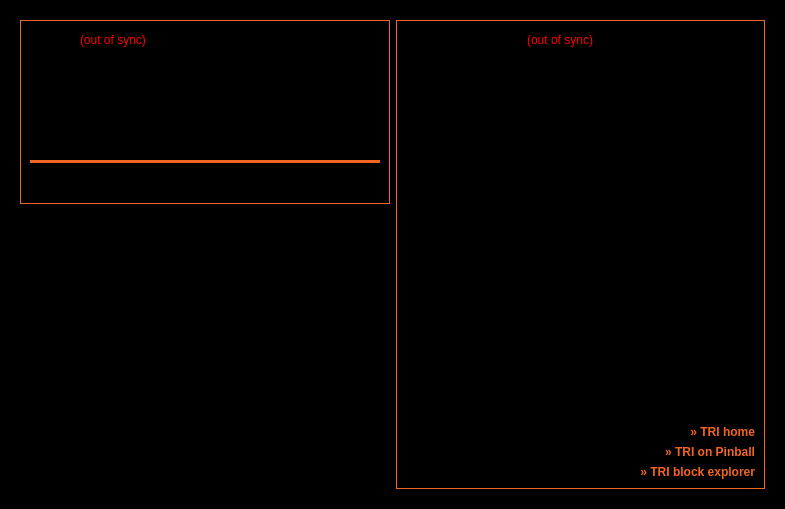
Above: src/qt/forms/overviewpage.ui from SamiAhmed7777/triangles_v5 before the change. Below: the same form after it.
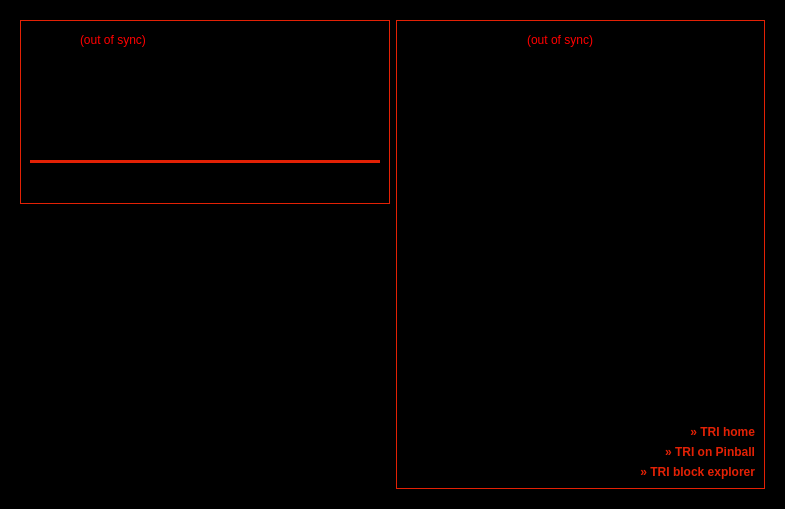
That is the form after the change. Icons and pictures are not drawn.

Commit message: qt: align wallet brand colors with logo (#e32105)

What changed in the file:
```diff
--- a/src/qt/forms/overviewpage.ui
+++ b/src/qt/forms/overviewpage.ui
@@ -450,7 +450,7 @@
          <widget class="QFrame" name="frame">
           <property name="styleSheet">
            <string notr="true">#frame {
-	border: 1px solid #f26522;
+	border: 1px solid #e32105;
 	}</string>
           </property>
           <property name="frameShape">
@@ -635,7 +635,7 @@
               <widget class="Line" name="line">
                <property name="styleSheet">
                 <string notr="true">#line {
-	border: 2px solid #f26522;
+	border: 2px solid #e32105;
 	}</string>
                </property>
                <property name="orientation">
@@ -727,7 +727,7 @@
          <widget class="QFrame" name="frame_2">
           <property name="styleSheet">
            <string notr="true">#frame_2 {
-	border: 1px solid #f26522;
+	border: 1px solid #e32105;
 	}
 </string>
           </property>
@@ -808,10 +808,10 @@
              <property name="text">
               <string>&lt;head&gt;
 	&lt;style type=&quot;text/css&quot; media=&quot;screen&quot;&gt;
-	a:link { color:#f26522; text-decoration: none;font-weight:bold; }
-	a:visited { color:#f26522; text-decoration: none; }
-	a:hover { color:#f26522; text-decoration: underline; }
-	a:active { color:#f26522; text-decoration: underline; }
+	a:link { color:#e32105; text-decoration: none;font-weight:bold; }
+	a:visited { color:#e32105; text-decoration: none; }
+	a:hover { color:#e32105; text-decoration: underline; }
+	a:active { color:#e32105; text-decoration: underline; }
 	&lt;/style&gt;
 	&lt;/head&gt;
 	&lt;body&gt;
@@ -833,10 +833,10 @@
              <property name="text">
               <string>&lt;head&gt;
 	&lt;style type=&quot;text/css&quot; media=&quot;screen&quot;&gt;
-	a:link { color:#f26522; text-decoration: none;font-weight:bold; }
-	a:visited { color:#f26522; text-decoration: none; }
-	a:hover { color:#f26522; text-decoration: underline; }
-	a:active { color:#f26522; text-decoration: underline; }
+	a:link { color:#e32105; text-decoration: none;font-weight:bold; }
+	a:visited { color:#e32105; text-decoration: none; }
+	a:hover { color:#e32105; text-decoration: underline; }
+	a:active { color:#e32105; text-decoration: underline; }
 	&lt;/style&gt;
 	&lt;/head&gt;
 	&lt;body&gt;
@@ -861,10 +861,10 @@
              <property name="text">
               <string>&lt;head&gt;
 	&lt;style type=&quot;text/css&quot; media=&quot;screen&quot;&gt;
-	a:link { color:#f26522; text-decoration: none;font-weight:bold; }
-	a:visited { color:#f26522; text-decoration: none; }
-	a:hover { color:#f26522; text-decoration: underline; }
-	a:active { color:#f26522; text-decoration: underline; }
+	a:link { color:#e32105; text-decoration: none;font-weight:bold; }
+	a:visited { color:#e32105; text-decoration: none; }
+	a:hover { color:#e32105; text-decoration: underline; }
+	a:active { color:#e32105; text-decoration: underline; }
 	&lt;/style&gt;
 	&lt;/head&gt;
 	&lt;body&gt;
```
Left out of the diff: 4 changed lines with no effect on the pictures. The commit also changes 98 other files.
